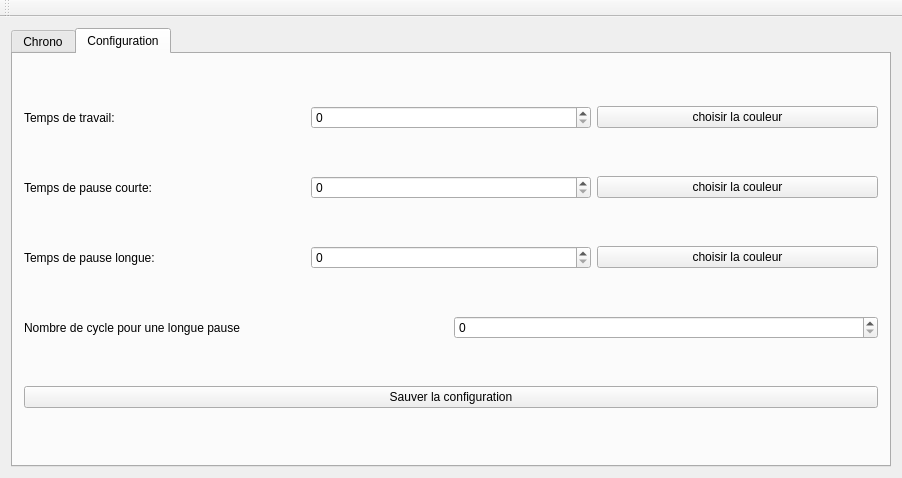
Qt form mainwindow.ui (mslagmu/pomodoro) before a commit.
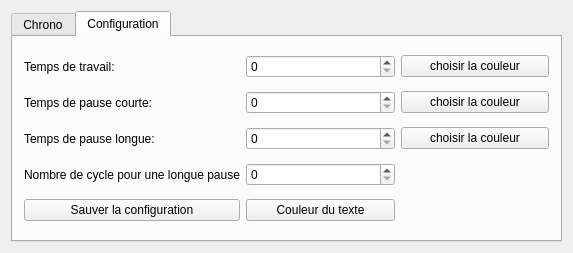
The same form after that commit. The open tabs and pages were chosen to show the change. Icons and pictures are not drawn.

Commit message: Ajout de la modification des couleur du popup Retait du popup de la barre des tâches

Patch:
```diff
--- a/mainwindow.ui
+++ b/mainwindow.ui
@@ -6,8 +6,8 @@
    <rect>
     <x>0</x>
     <y>0</y>
-    <width>902</width>
-    <height>478</height>
+    <width>573</width>
+    <height>242</height>
    </rect>
   </property>
   <property name="windowTitle">
@@ -108,18 +108,26 @@
        <attribute name="title">
         <string>Configuration</string>
        </attribute>
-       <layout class="QVBoxLayout" name="verticalLayout_2">
-        <item>
-         <layout class="QHBoxLayout" name="horizontalLayout_3">
-          <item>
+       <layout class="QGridLayout" name="gridLayout">
+        <item row="6" column="1">
+         <widget class="QSpinBox" name="cycle">
+          <property name="maximum">
+           <number>10</number>
+          </property>
+          <property name="value">
+           <number>0</number>
+          </property>
+         </widget>
+        </item>
+        <item row="2" column="0">
            <widget class="QLabel" name="label_work">
             <property name="text">
              <string>Temps de travail:</string>
             </property>
            </widget>
           </item>
-          <item>
-           <widget class="QSpinBox" name="workTime">
+        <item row="5" column="1">
+         <widget class="QSpinBox" name="longTime">
             <property name="maximum">
              <number>60</number>
             </property>
@@ -128,25 +136,21 @@
             </property>
            </widget>
           </item>
-          <item>
-           <widget class="QPushButton" name="workColor">
+        <item row="5" column="2">
+         <widget class="QPushButton" name="longColor">
             <property name="text">
              <string>choisir la couleur</string>
             </property>
            </widget>
           </item>
-         </layout>
-        </item>
-        <item>
-         <layout class="QHBoxLayout" name="horizontalLayout_4">
-          <item>
+        <item row="3" column="0">
            <widget class="QLabel" name="label">
             <property name="text">
              <string>Temps de pause courte:</string>
             </property>
            </widget>
           </item>
-          <item>
+        <item row="3" column="1">
            <widget class="QSpinBox" name="shortTime">
             <property name="maximum">
              <number>30</number>
@@ -156,71 +160,58 @@
             </property>
            </widget>
           </item>
-          <item>
+        <item row="2" column="2">
+         <widget class="QPushButton" name="workColor">
+          <property name="text">
+           <string>choisir la couleur</string>
+          </property>
+         </widget>
+        </item>
+        <item row="2" column="1">
+         <widget class="QSpinBox" name="workTime">
+          <property name="maximum">
+           <number>60</number>
+          </property>
+          <property name="value">
+           <number>0</number>
+          </property>
+         </widget>
+        </item>
+        <item row="3" column="2">
            <widget class="QPushButton" name="shortColor">
             <property name="text">
              <string>choisir la couleur</string>
             </property>
            </widget>
           </item>
-         </layout>
-        </item>
-        <item>
-         <layout class="QHBoxLayout" name="horizontalLayout_5">
-          <item>
-           <widget class="QLabel" name="label_2">
-            <property name="text">
-             <string>Temps de pause longue:</string>
-            </property>
-           </widget>
-          </item>
-          <item>
-           <widget class="QSpinBox" name="longTime">
-            <property name="maximum">
-             <number>60</number>
-            </property>
-            <property name="value">
-             <number>0</number>
-            </property>
-           </widget>
-          </item>
-          <item>
-           <widget class="QPushButton" name="longColor">
-            <property name="text">
-             <string>choisir la couleur</string>
-            </property>
-           </widget>
-          </item>
-         </layout>
-        </item>
-        <item>
-         <layout class="QHBoxLayout" name="horizontalLayout_6">
-          <item>
+        <item row="6" column="0">
            <widget class="QLabel" name="label_3">
             <property name="text">
              <string>Nombre de cycle pour une longue pause</string>
             </property>
            </widget>
           </item>
-          <item>
-           <widget class="QSpinBox" name="cycle">
-            <property name="maximum">
-             <number>10</number>
-            </property>
-            <property name="value">
-             <number>0</number>
+        <item row="5" column="0">
+         <widget class="QLabel" name="label_2">
+          <property name="text">
+           <string>Temps de pause longue:</string>
             </property>
            </widget>
           </item>
-         </layout>
-        </item>
-        <item>
+        <item row="7" column="0">
          <widget class="QPushButton" name="saveconfig">
           <property name="text">
            <string>Sauver la configuration</string>
           </property>
          </widget>
         </item>
+        <item row="7" column="1">
+         <widget class="QPushButton" name="textColor">
+          <property name="text">
+           <string>Couleur du texte</string>
+          </property>
+         </widget>
+        </item>
        </layout>
       </widget>
      </widget>
@@ -237,14 +228,6 @@
     </rect>
    </property>
   </widget>
-  <widget class="QToolBar" name="mainToolBar">
-   <attribute name="toolBarArea">
-    <enum>TopToolBarArea</enum>
-   </attribute>
-   <attribute name="toolBarBreak">
-    <bool>false</bool>
-   </attribute>
-  </widget>
  </widget>
  <layoutdefault spacing="6" margin="11"/>
  <resources>
```
Left out of the diff: 2 changed lines with no effect on the pictures. Lines whose indentation alone changed are shown as unchanged. The commit also changes 5 other files.
